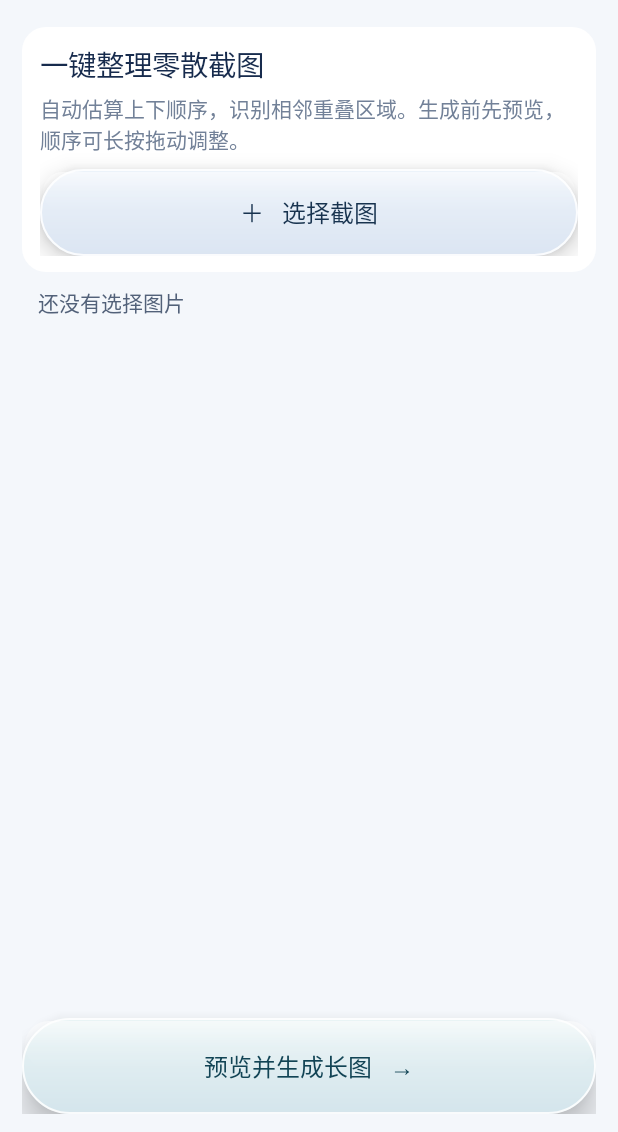
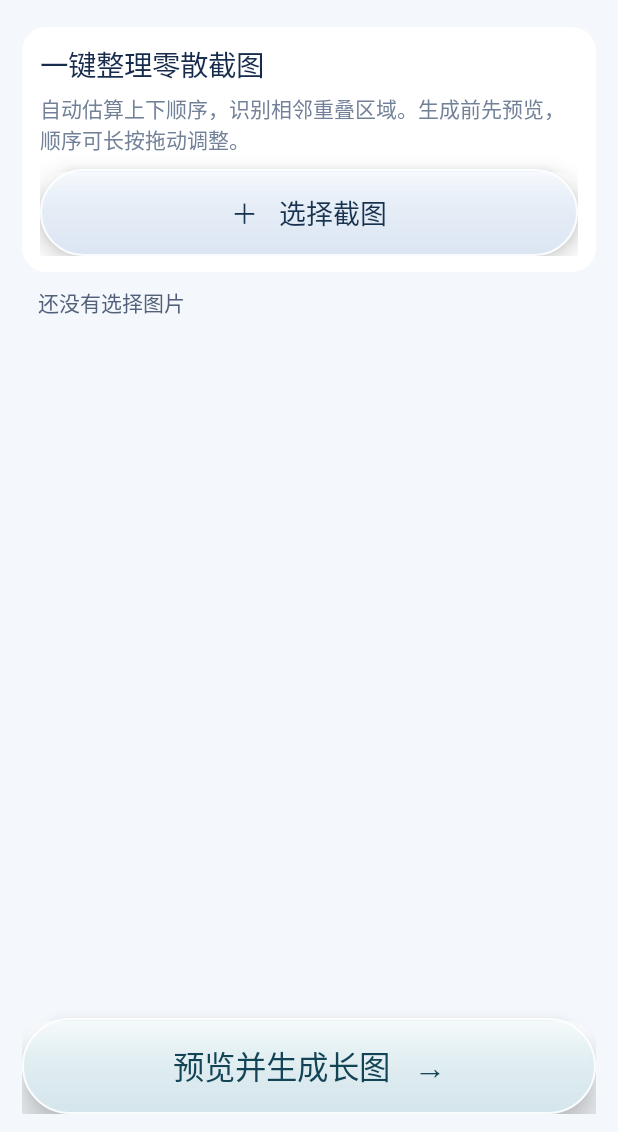
Before and after one commit to andyohhhhh-ai/chang, an Android app: the screen it shows after launch (MainActivity), on a phone screen of 412 x 824 dp, the part 104-1236 px from its top. Run offline under Robolectric (Android 15) with nearby library versions, the phone set to English and light mode, and no system bars.

Commit message:
Increase glass button label size

```diff
--- a/app/src/main/java/com/example/longshot/MainActivity.java
+++ b/app/src/main/java/com/example/longshot/MainActivity.java
@@ -15,10 +15,10 @@ public class MainActivity extends Activity {
   LinearLayout titleBox=new LinearLayout(this);titleBox.setOrientation(1);titleBox.setPadding(14,0,0,0);titleBox.addView(label("长图助手",25,0xff172b4d));titleBox.addView(label("截图拼接 · 清爽无重复",13,0xff728198));head.addView(titleBox);root.addView(head);
   LinearLayout intro=new LinearLayout(this);intro.setOrientation(1);intro.setPadding(18,16,18,16);GradientDrawable card=new GradientDrawable();card.setColor(Color.WHITE);card.setCornerRadius(24);intro.setBackground(card);LinearLayout.LayoutParams cp=new LinearLayout.LayoutParams(-1,-2);cp.topMargin=22;root.addView(intro,cp);
   intro.addView(label("一键整理零散截图",19,0xff172b4d));TextView expl=label("自动估算上下顺序，识别相邻重叠区域。生成前先预览，顺序可长按拖动调整。",14,0xff728198);expl.setPadding(0,8,0,14);intro.addView(expl);
-  TextView pick=label("＋   选择截图",16,Color.WHITE);pick.setGravity(Gravity.CENTER);pick.setPadding(12,14,12,14);pick.setBackground(glass(0xffedf3fa,0xffdbe5f2,0xff234b70));pick.setTextColor(0xff18334f);pick.setElevation(dp(8));pick.setTranslationZ(dp(2));pick.setMinHeight(dp(58));intro.addView(pick);pick.setOnClickListener(v->{Intent i=new Intent("android.intent.action.OPEN_DOCUMENT");i.setType("image/*");i.putExtra("android.intent.extra.ALLOW_MULTIPLE",true);i.addCategory("android.intent.category.OPENABLE");startActivityForResult(i,1);});
+  TextView pick=label("＋   选择截图",18,0xff18334f);pick.setGravity(Gravity.CENTER);pick.setPadding(12,14,12,14);pick.setBackground(glass(0xffedf3fa,0xffdbe5f2,0xff234b70));pick.setTextColor(0xff18334f);pick.setElevation(dp(8));pick.setTranslationZ(dp(2));pick.setMinHeight(dp(58));intro.addView(pick);pick.setOnClickListener(v->{Intent i=new Intent("android.intent.action.OPEN_DOCUMENT");i.setType("image/*");i.putExtra("android.intent.extra.ALLOW_MULTIPLE",true);i.addCategory("android.intent.category.OPENABLE");startActivityForResult(i,1);});
   status=label("还没有选择图片",14,0xff526179);status.setPadding(16,14,16,14);GradientDrawable statusBg=new GradientDrawable();statusBg.setColor(0xffe9f1ff);statusBg.setCornerRadius(16);LinearLayout.LayoutParams sp=new LinearLayout.LayoutParams(-1,-2);sp.topMargin=14;root.addView(status,new LinearLayout.LayoutParams(-1,-2));
   list=new LinearLayout(this);list.setOrientation(1);ScrollView sc=new ScrollView(this);sc.setFillViewport(true);sc.addView(list);LinearLayout.LayoutParams lp=new LinearLayout.LayoutParams(-1,0,1);lp.topMargin=14;root.addView(sc,lp);
-  TextView preview=label("预览并生成长图   →",16,Color.WHITE);preview.setGravity(Gravity.CENTER);preview.setPadding(12,15,12,15);preview.setBackground(glass(0xffeaf4f5,0xffd4e5ec,0xff23556b));preview.setTextColor(0xff124455);preview.setElevation(dp(9));preview.setTranslationZ(dp(3));preview.setMinHeight(dp(64));root.addView(preview);preview.setOnClickListener(v->preview());
+  TextView preview=label("预览并生成长图   →",21,0xff124455);preview.setGravity(Gravity.CENTER);preview.setPadding(12,15,12,15);preview.setBackground(glass(0xffeaf4f5,0xffd4e5ec,0xff23556b));preview.setTextColor(0xff124455);preview.setElevation(dp(9));preview.setTranslationZ(dp(3));preview.setMinHeight(dp(64));root.addView(preview);preview.setOnClickListener(v->preview());
  }
  protected void onActivityResult(int r,int c,Intent d){super.onActivityResult(r,c,d);if(r!=1||c!=RESULT_OK||d==null)return;images.clear();try{if(d.getClipData()!=null){for(int n=0;n<d.getClipData().getItemCount();n++)add(d.getClipData().getItemAt(n).getUri());}else if(d.getData()!=null)add(d.getData());}catch(Exception e){status.setText("读取图片失败");}autoOrder();show();}
  void add(Uri u)throws Exception{getContentResolver().takePersistableUriPermission(u,Intent.FLAG_GRANT_READ_URI_PERMISSION);BitmapFactory.Options o=new BitmapFactory.Options();o.inSampleSize=1;images.add(BitmapFactory.decodeStream(getContentResolver().openInputStream(u),null,o));}
```
